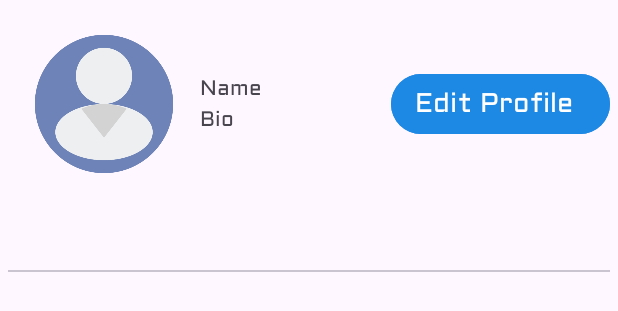
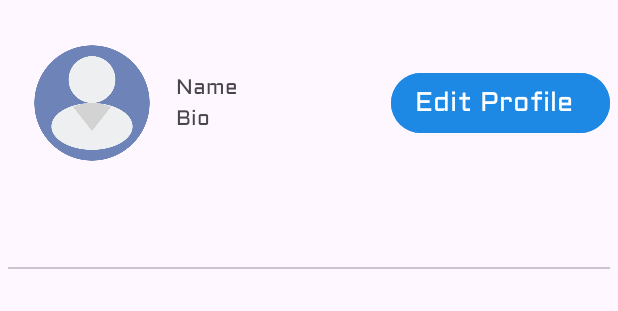
Before and after one commit to rajsarky/Restaurant_Review.Tasty-1, an Android app: the layout fragment_profile.xml on its own in the app's theme, with its tools: preview values and no code run, on a phone screen of 412 x 824 dp. Shown: the top 311 px of the screen. Run offline under Robolectric (Android 15) with nearby library versions, the phone set to English and light mode, and no system bars.

```diff
--- a/app/src/main/res/layout/fragment_profile.xml
+++ b/app/src/main/res/layout/fragment_profile.xml
@@ -12,12 +12,13 @@
 
     <androidx.constraintlayout.widget.ConstraintLayout
         android:layout_width="match_parent"
-        android:layout_height="match_parent">
+        android:layout_height="126dp"
+        tools:layout_editor_absoluteY="1dp">
 
         <de.hdodenhof.circleimageview.CircleImageView
             android:id="@+id/profile_image"
-            android:layout_width="96dp"
-            android:layout_height="96dp"
+            android:layout_width="80dp"
+            android:layout_height="80dp"
             android:layout_marginStart="16dp"
             android:layout_marginTop="16dp"
             android:layout_marginBottom="16dp"
--- a/app/src/main/res/layout/fragment_reel.xml
+++ b/app/src/main/res/layout/fragment_reel.xml
@@ -7,7 +7,7 @@
 
     <androidx.viewpager2.widget.ViewPager2
         android:id="@+id/viewPager"
-        android:layout_width="match_parent"
-        android:layout_height="match_parent"
+        android:layout_width="fill_parent"
+        android:layout_height="fill_parent"
         android:orientation="vertical" />
 </FrameLayout>
--- a/app/src/main/res/layout/reel_dg.xml
+++ b/app/src/main/res/layout/reel_dg.xml
@@ -7,8 +7,8 @@
 
     <VideoView
         android:id="@+id/videoView"
-        android:layout_width="wrap_content"
-        android:layout_height="wrap_content"
+        android:layout_width="fill_parent"
+        android:layout_height="fill_parent"
         app:layout_constraintBottom_toBottomOf="parent"
         app:layout_constraintEnd_toEndOf="parent"
         app:layout_constraintHorizontal_bias="0.0"
@@ -32,6 +32,7 @@
         android:layout_height="wrap_content"
         android:layout_marginStart="16dp"
         android:maxLines="2"
+
         android:text="This is my temp data for video"
         android:textColor="@color/white"
         android:textSize="18sp"
--- a/app/src/main/res/values/colors.xml
+++ b/app/src/main/res/values/colors.xml
@@ -4,4 +4,5 @@
     <color name="white">#FFFFFFFF</color>
     <color name="pink">#CA0F4E</color>
     <color name="blue">#1E88E5</color>
+
 </resources>
```
